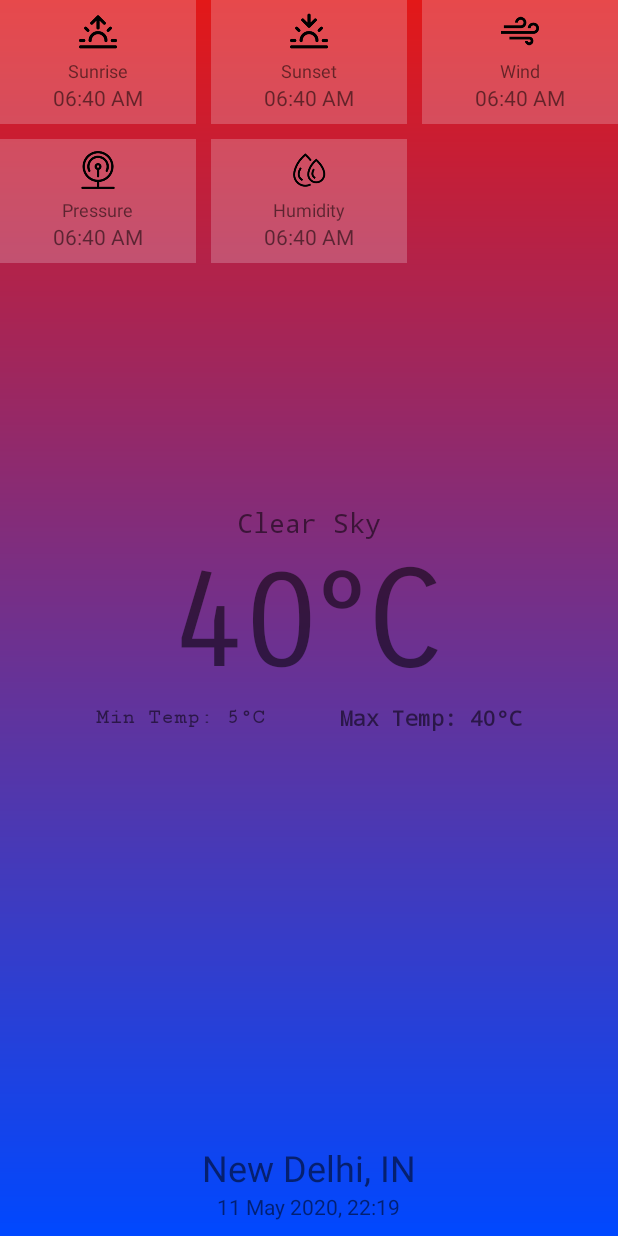
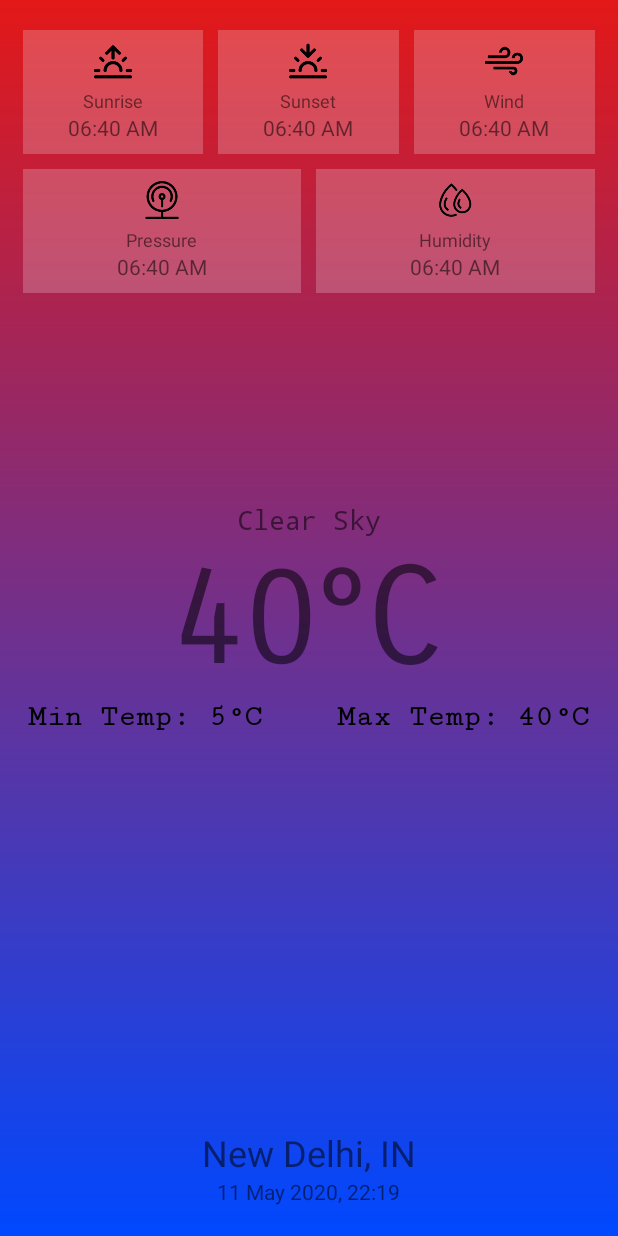
Before and after one commit to iamshivamtyagi/WeatherAppKotlin, an Android app: the layout activity_main.xml on its own in the app's theme, with its tools: preview values and no code run, on a phone screen of 412 x 824 dp. Run offline under Robolectric (Android 15) with nearby library versions, the phone set to English and light mode, and no system bars; Roboto replaces fonts that are not available here.

Commit message:
layout updated

```diff
--- a/app/src/main/res/layout/activity_main.xml
+++ b/app/src/main/res/layout/activity_main.xml
@@ -10,6 +10,7 @@
     <RelativeLayout
         android:id="@+id/mainContainer"
         android:layout_width="match_parent"
+        android:padding="10dp"
         android:layout_height="match_parent"
         android:visibility="visible">
 
@@ -25,6 +26,9 @@
                 android:layout_width="match_parent"
                 android:layout_height="wrap_content"
                 android:orientation="horizontal"
+                android:paddingTop="10dp"
+                android:paddingLeft="5dp"
+                android:paddingRight="5dp"
                 android:weightSum="3">
 
                 <LinearLayout
@@ -138,10 +142,12 @@
                 android:layout_height="10dp" />
 
             <LinearLayout
+                android:paddingRight="5dp"
+                android:paddingLeft="5dp"
                 android:layout_width="match_parent"
                 android:layout_height="wrap_content"
                 android:orientation="horizontal"
-                android:weightSum="3">
+                android:weightSum="2">
 
                 <LinearLayout
                     android:layout_width="0dp"
@@ -212,10 +218,6 @@
                         android:textSize="14sp" />
                 </LinearLayout>
 
-                <Space
-                    android:layout_width="10dp"
-                    android:layout_height="wrap_content" />
-
             </LinearLayout>
         </LinearLayout>
 
@@ -282,6 +284,8 @@
                     android:layout_width="wrap_content"
                     android:layout_height="wrap_content"
                     android:fontFamily="serif-monospace"
+                    android:textColor="@android:color/black"
+                    android:textSize="20sp"
                     android:text="Min Temp: 5°C"
                     android:textStyle="bold" />
 
@@ -293,8 +297,10 @@
                     android:id="@+id/temp_max"
                     android:layout_width="wrap_content"
                     android:layout_height="wrap_content"
-                    android:fontFamily="monospace"
+                    android:fontFamily="serif-monospace"
                     android:text="Max Temp: 40°C"
+                    android:textSize="20sp"
+                    android:textColor="@android:color/black"
                     android:textStyle="bold" />
             </LinearLayout>
 
--- a/app/src/main/res/values/styles.xml
+++ b/app/src/main/res/values/styles.xml
@@ -4,7 +4,7 @@
     <style name="AppTheme" parent="Theme.AppCompat.Light.NoActionBar">
         <!-- Customize your theme here. -->
         <item name="colorPrimary">@color/colorPrimary</item>
-        <item name="colorPrimaryDark">@color/colorPrimaryDark</item>
+        <item name="colorPrimaryDark">@color/colorPrimary</item>
         <item name="colorAccent">@color/colorAccent</item>
     </style>
 
```
